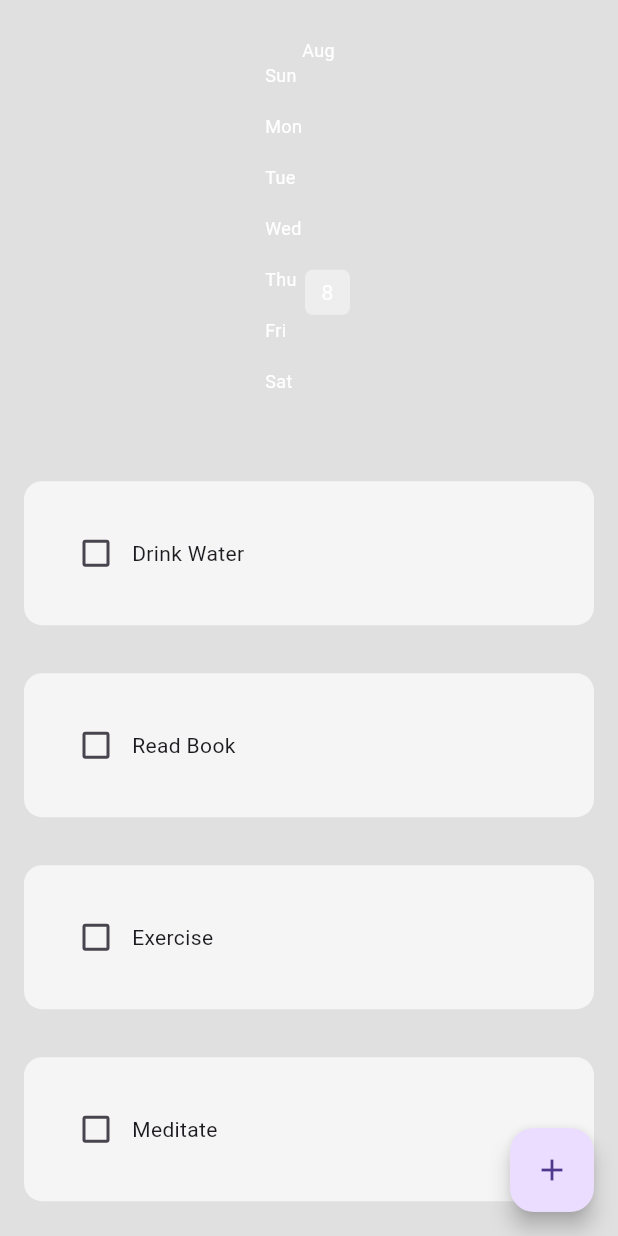
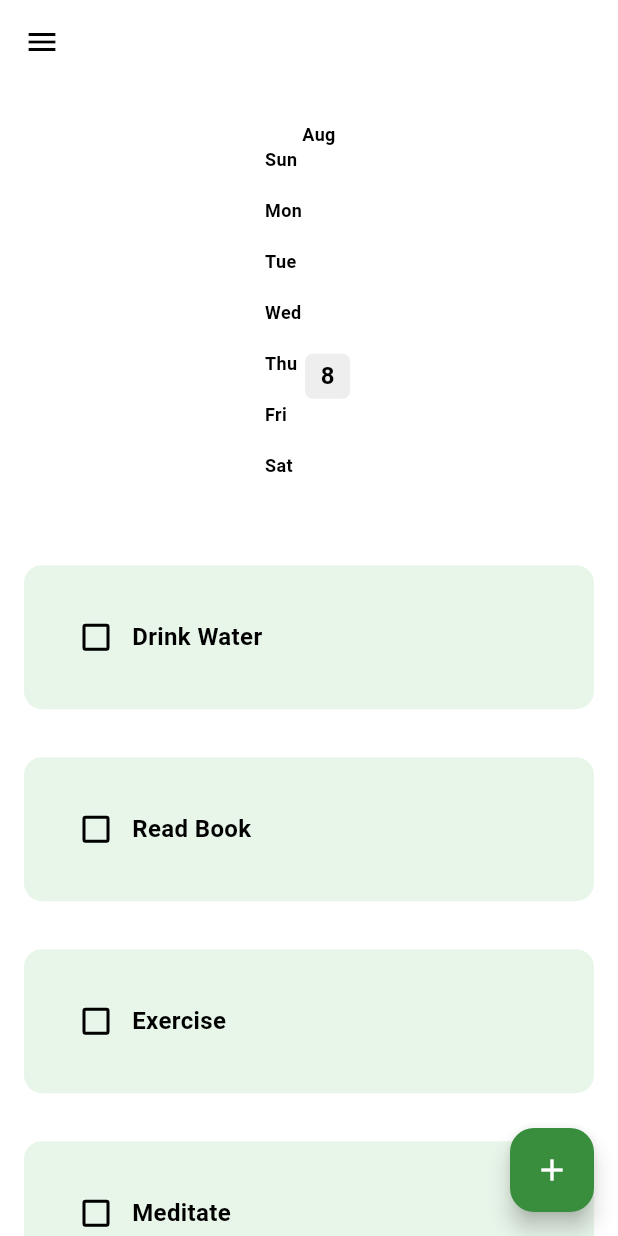
Before and after one commit to ZakyTm/Habbit_Tracker_Hive, a Flutter app: the screen it shows after launch, on a phone screen of 412 x 824 dp. Run offline on Flutter 3.47's test engine with Material 3 defaults, Android fonts, the phone set to English and light mode, and no system bars; drawn by our look-alikes of flutter_heatmap_calendar, flutter_slidable; our stand-ins replace hive, hive_flutter; accounts and stored records are empty.

Commit message:
adding the Dark_light_mode feature and fixing some other UI issues

```diff
--- a/lib/components/habit_tile.dart
+++ b/lib/components/habit_tile.dart
@@ -39,14 +39,17 @@ class HabitTile extends StatelessWidget {
           ),
         ]),
         child: Container(
-          padding: EdgeInsets.all(24),
+          padding: const EdgeInsets.all(24),
           decoration: BoxDecoration(
-              color: Colors.grey[100], borderRadius: BorderRadius.circular(12)),
+              color: Colors.green[50], borderRadius: BorderRadius.circular(12)),
           child: Row(
             children: [
               // Check Box
 
-              Checkbox(value: habitIsDone, onChanged: toggleHabit),
+              Checkbox(
+                  value: habitIsDone,
+                  onChanged: toggleHabit,
+                  activeColor: Colors.green.shade700),
               // Habit Name
               Text(habitName),
             ],
--- a/lib/components/month_summary.dart
+++ b/lib/components/month_summary.dart
@@ -4,28 +4,34 @@ import 'package:habbit_tracker/datetime/date_time.dart';
 
 class MonthlySummary extends StatelessWidget {
   final Map<DateTime, int>? datasets;
-
   final String startDate;
 
-  const MonthlySummary(
-      {super.key, required this.datasets, required this.startDate});
+  const MonthlySummary({
+    super.key,
+    required this.datasets,
+    required this.startDate,
+  });
 
   @override
   Widget build(BuildContext context) {
-    return Container(
-      padding: const EdgeInsets.only(top: 25, bottom: 25),
-      child: HeatMap(
-          startDate: createDataTimeObject(startDate),
-          endDate: DateTime.now().add(Duration(days: 0)),
-          datasets: datasets,
-          colorMode: ColorMode.color,
-          defaultColor: Colors.grey[200],
-          textColor: Colors.white,
-          showColorTip: false,
-          showText: true,
-          scrollable: true,
-          size: 30,
-          colorsets: const {
+    // Determine if the theme is dark or light
+    bool isDarkMode = Theme.of(context).brightness == Brightness.dark;
+
+    // Define color sets for dark and light modes
+    Map<int, Color> colorsets = isDarkMode
+        ? {
+            1: Color.fromARGB(20, 255, 193, 7),
+            2: Color.fromARGB(40, 255, 193, 7),
+            3: Color.fromARGB(60, 255, 193, 7),
+            4: Color.fromARGB(80, 255, 193, 7),
+            5: Color.fromARGB(100, 255, 193, 7),
+            6: Color.fromARGB(120, 255, 193, 7),
+            7: Color.fromARGB(140, 255, 193, 7),
+            8: Color.fromARGB(160, 255, 193, 7),
+            9: Color.fromARGB(180, 255, 193, 7),
+            10: Color.fromARGB(200, 255, 193, 7),
+          }
+        : {
             1: Color.fromARGB(20, 2, 179, 8),
             2: Color.fromARGB(40, 2, 179, 8),
             3: Color.fromARGB(60, 2, 179, 8),
@@ -36,12 +42,28 @@ class MonthlySummary extends StatelessWidget {
             8: Color.fromARGB(160, 2, 179, 8),
             9: Color.fromARGB(180, 2, 179, 8),
             10: Color.fromARGB(200, 2, 179, 8),
-          },
-          onClick: (value) {
-            ScaffoldMessenger.of(context).showSnackBar(SnackBar(
-              content: Text(value.toString()),
-            ));
-          }),
+          };
+
+    return Container(
+      padding: const EdgeInsets.only(top: 25, bottom: 25),
+      child: HeatMap(
+        startDate: createDataTimeObject(startDate),
+        endDate: DateTime.now(),
+        datasets: datasets,
+        colorMode: ColorMode.color,
+        defaultColor: isDarkMode ? Colors.grey[800] : Colors.grey[200],
+        textColor: isDarkMode ? Colors.white : Colors.black,
+        showColorTip: false,
+        showText: true,
+        scrollable: true,
+        size: 30,
+        colorsets: colorsets,
+        onClick: (value) {
+          ScaffoldMessenger.of(context).showSnackBar(SnackBar(
+            content: Text(value.toString()),
+          ));
+        },
+      ),
     );
   }
 }
--- a/lib/components/my_fab.dart
+++ b/lib/components/my_fab.dart
@@ -7,8 +7,12 @@ class MyFloatingActionButton extends StatelessWidget {
   @override
   Widget build(BuildContext context) {
     return FloatingActionButton(
+      backgroundColor: Colors.green.shade700,
       onPressed: onPressed,
-      child: Icon(Icons.add),
+      child: const Icon(
+        Icons.add,
+        color: Colors.white,
+      ),
     );
   }
 }
--- a/lib/main.dart
+++ b/lib/main.dart
@@ -1,7 +1,10 @@
 import 'package:flutter/material.dart';
 import 'package:habbit_tracker/pages/home_page.dart';
 
+import 'package:habbit_tracker/theme/theme_provider.dart';
+
 import 'package:hive_flutter/adapters.dart';
+import 'package:provider/provider.dart';
 
 void main() async {
   // Initialize Hive
@@ -10,7 +13,8 @@ void main() async {
   // Open the box
   await Hive.openBox("Habit_Database");
 
-  runApp(const MyApp());
+  runApp(ChangeNotifierProvider(
+      create: (context) => ThemeProvider(), child: const MyApp()));
 }
 
 class MyApp extends StatelessWidget {
@@ -22,9 +26,7 @@ class MyApp extends StatelessWidget {
     return MaterialApp(
       debugShowCheckedModeBanner: false,
       home: const HomePage(),
-      theme: ThemeData(
-        primarySwatch: Colors.blue,
-      ),
+      theme: Provider.of<ThemeProvider>(context).themeData,
     );
   }
 }
--- a/lib/pages/home_page.dart
+++ b/lib/pages/home_page.dart
@@ -1,11 +1,16 @@
+import 'package:flutter/cupertino.dart';
 import 'package:flutter/material.dart';
 import 'package:habbit_tracker/components/habit_tile.dart';
 import 'package:habbit_tracker/components/month_summary.dart';
 import 'package:habbit_tracker/components/my_alert_box.dart';
 import 'package:habbit_tracker/components/my_fab.dart';
 import 'package:habbit_tracker/data/habit_database.dart';
+import 'package:habbit_tracker/theme/dark_mode.dart';
+import 'package:habbit_tracker/theme/light_mode.dart';
+import 'package:habbit_tracker/theme/theme_provider.dart';
 import 'package:hive/hive.dart';
 import 'package:hive_flutter/hive_flutter.dart';
+import 'package:provider/provider.dart';
 
 class HomePage extends StatefulWidget {
   const HomePage({super.key});
@@ -63,11 +68,8 @@ class _HomePageState extends State<HomePage> {
 
   void cancelDialogBox() {
     _newHabitNameController.clear();
-    if (Navigator.of(context).canPop()) {
-      Navigator.of(context).pop();
-    } else {
-      print('Cannot pop the context');
-    }
+
+    Navigator.of(context).pop();
   }
 
   void createNewHabit() {
@@ -124,7 +126,22 @@ class _HomePageState extends State<HomePage> {
   @override
   Widget build(BuildContext context) {
     return Scaffold(
-        backgroundColor: Colors.grey[300],
+        appBar: AppBar(),
+        drawer: Drawer(
+          backgroundColor: Theme.of(context).primaryColor,
+          child: Center(
+            child: CupertinoSwitch(
+                value: Provider.of<ThemeProvider>(context).isDarkMode,
+                onChanged: (value) =>
+                    Provider.of<ThemeProvider>(context, listen: false)
+                            .themeData =
+                        Provider.of<ThemeProvider>(context, listen: false)
+                                    .themeData ==
+                                lightMode
+                            ? darkMode
+                            : lightMode),
+          ),
+        ),
         floatingActionButton: MyFloatingActionButton(
           onPressed: createNewHabit,
         ),
--- /dev/null
+++ b/lib/theme/dark_mode.dart
@@ -0,0 +1,21 @@
+import 'package:flutter/material.dart';
+
+// Dark Mode Theme
+ThemeData darkMode = ThemeData(
+  colorScheme: ColorScheme.dark(
+    surface: Colors.grey.shade900, // Dark gray for container backgrounds
+    primary: Colors.blue.shade700,
+    secondary: Colors.blue.shade500,
+    tertiary: Colors.blue.shade300,
+    inversePrimary: Colors.blue.shade900,
+  ),
+  textTheme: const TextTheme(
+    bodyMedium: TextStyle(color: Colors.black, fontSize: 18),
+    headlineSmall: TextStyle(
+        color: Colors.white, fontSize: 28, fontWeight: FontWeight.bold),
+  ),
+  cardColor: Colors.grey.shade800,
+  iconTheme: IconThemeData(
+    color: Colors.tealAccent.shade200,
+  ),
+);
--- /dev/null
+++ b/lib/theme/light_mode.dart
@@ -0,0 +1,21 @@
+import 'package:flutter/material.dart';
+
+ThemeData lightMode = ThemeData(
+  colorScheme: ColorScheme.light(
+    surface: const Color.fromARGB(
+        5, 255, 255, 255), // White for container backgrounds
+    primary: Color.fromARGB(184, 125, 153, 177),
+    secondary: Colors.blue.shade300,
+    tertiary: Colors.blue.shade100,
+    inversePrimary: const Color.fromARGB(255, 158, 175, 202),
+  ),
+  textTheme: const TextTheme(
+    bodyMedium: TextStyle(
+        color: Colors.black, fontSize: 16, fontWeight: FontWeight.bold),
+    headlineSmall: TextStyle(
+        color: Colors.black, fontSize: 28, fontWeight: FontWeight.bold),
+  ),
+  iconTheme: const IconThemeData(
+    color: Color.fromARGB(255, 206, 215, 223),
+  ),
+);
--- /dev/null
+++ b/lib/theme/theme_provider.dart
@@ -0,0 +1,34 @@
+import 'package:flutter/material.dart';
+
+import 'light_mode.dart';
+import 'dark_mode.dart';
+
+class ThemeProvider extends ChangeNotifier {
+  // initially, light mode
+
+  ThemeData _themeData = lightMode;
+
+  //get current theme
+
+  ThemeData get themeData => _themeData;
+
+  // is current theme dark mode
+
+  bool get isDarkMode => _themeData == darkMode;
+
+//set theme
+  set themeData(ThemeData themeData) {
+    _themeData = themeData;
+
+    notifyListeners();
+
+    // toggle theme
+    void toggleTheme() {
+      if (_themeData == lightMode) {
+        _themeData = darkMode;
+      } else {
+        _themeData = lightMode;
+      }
+    }
+  }
+}
--- a/pubspec.yaml
+++ b/pubspec.yaml
@@ -39,6 +39,7 @@ dependencies:
   hive: ^2.2.3
   hive_flutter: ^1.1.0
   flutter_heatmap_calendar: ^1.0.5
+  provider: ^6.1.2
 
 dev_dependencies:
   flutter_test:
```
Also changed, not shown: pubspec.lock.
